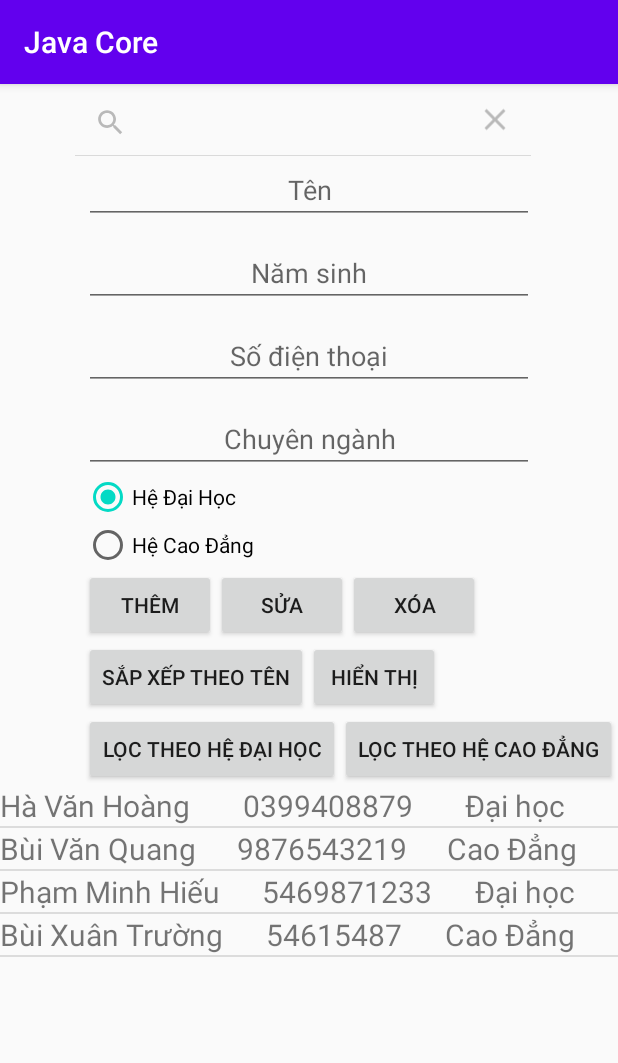
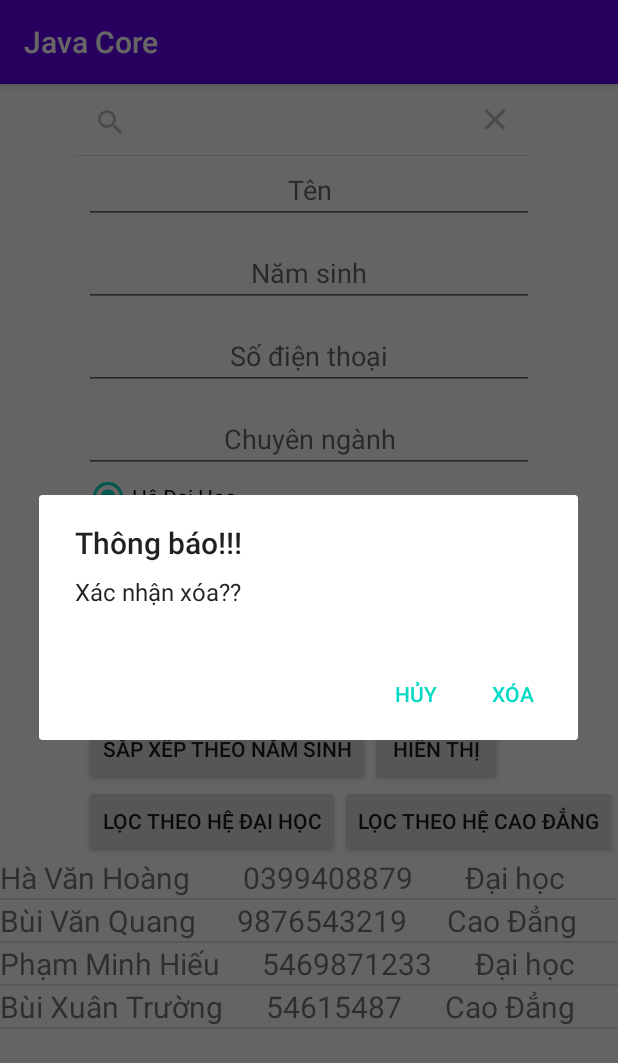
Before and after one commit to hahoang10011999/JavaCore, an Android app: the screen it shows after launch (MainActivity), after a tap on "XÓA", on a phone screen of 412 x 824 dp. Shown: the top 1063 px of the screen. Run offline under Robolectric (Android 15) with nearby library versions, the phone set to English and light mode, and no system bars; 1 other tap on this screen came first.

Commit message:
sắp xếp theo SDT + theo Năm sinh
sắp xếp theo SDT + theo Năm sinh

```diff
--- a/app/src/main/java/com/example/javacore/MainActivity.kt
+++ b/app/src/main/java/com/example/javacore/MainActivity.kt
@@ -1,12 +1,13 @@
 package com.example.javacore
 
+import android.app.Dialog
+import android.content.DialogInterface
 import android.os.Bundle
-import android.view.Display
 import android.widget.SearchView
 import android.widget.Toast
+import androidx.appcompat.app.AlertDialog
 import androidx.appcompat.app.AppCompatActivity
 import kotlinx.android.synthetic.main.activity_main.*
-import kotlin.collections.ArrayList
 
 class MainActivity : AppCompatActivity() {
     lateinit var adapterStudent:Adapter
@@ -20,6 +21,7 @@ class MainActivity : AppCompatActivity() {
         students.add(Student("Bùi Văn Quang",1999,"9876543219","CNTT","Cao Đẳng"))
         students.add(Student("Phạm Minh Hiếu",1999,"5469871233","CNTT","Đại học"))
         students.add(Student("Bùi Xuân Trường",2000,"54615487","CNTT","Cao Đẳng"))
+        listToSort = students
         adapterStudent = Adapter(this@MainActivity,students)
         lv_Student.setOnItemClickListener { adapterView, view, i, l ->
             ed_Major.setText(students[i].major)
@@ -70,10 +72,16 @@ class MainActivity : AppCompatActivity() {
             var phoneNumber:String = ed_PhoneNumber.text.toString()
             DeleteStudent(phoneNumber)
             listToSort = students
-            Display(students)
+
         }
         btn_SortByName.setOnClickListener {
             SortByName()
+        }
+        btn_SortByPhoneNumber.setOnClickListener {
+            SortByPhoneNumber()
+        }
+        btn_SortByYearOfBirth.setOnClickListener {
+            SortByYearOfBirth()
         }
         btn_FilterCollege.setOnClickListener {
             var listStudent = Filter(students,"Cao Đẳng")
@@ -87,6 +95,7 @@ class MainActivity : AppCompatActivity() {
         }
         searchView.setOnQueryTextListener(object : SearchView.OnQueryTextListener{
             override fun onQueryTextSubmit(p0: String?): Boolean {
+
                 val tableStudent:MutableList<Student> = Search(p0)
                 listToSort = tableStudent
                 Display(tableStudent)
@@ -98,7 +107,6 @@ class MainActivity : AppCompatActivity() {
             }
 
         })
-
         btn_Display.setOnClickListener {
             listToSort = students
             Display(students)
@@ -123,16 +131,36 @@ class MainActivity : AppCompatActivity() {
         }
     }
     fun DeleteStudent(sdt: String){
-        for(i in 0 until students.size){
-            if(students[i].phoneNumber.equals(sdt)){
-                students.removeAt(i)
-                break
+        val builder = AlertDialog.Builder(this@MainActivity)
+        builder.setTitle("Thông báo!!!")
+        builder.setMessage("Xác nhận xóa??")
+        builder.setPositiveButton("Xóa",{dialogInterface: DialogInterface?, i: Int ->
+            for(i in 0 until students.size){
+                if(students[i].phoneNumber.equals(sdt)){
+                    students.removeAt(i)
+                    break
+                }
             }
-        }
+            Display(students)
+        })
+        builder.setNegativeButton("hủy",{dialogInterface: DialogInterface?, i: Int ->
+
+        })
+        builder.show()
     }
     fun SortByName() {
         var sortByName:List<Student> = listToSort.sortedBy { it.name.substringAfterLast(" ") }
         listToSort = sortByName as MutableList<Student>
+        Display(listToSort)
+    }
+    fun SortByPhoneNumber(){
+        var sortByPhoneNumber:List<Student> = listToSort.sortedBy { it.phoneNumber }
+        listToSort = sortByPhoneNumber as MutableList<Student>
+        Display(listToSort)
+    }
+    fun SortByYearOfBirth(){
+        var sortByPhoneNumber:List<Student> = listToSort.sortedBy { it.yearOfBirth }
+        listToSort = sortByPhoneNumber as MutableList<Student>
         Display(listToSort)
     }
     fun Filter(students: MutableList<Student>,education: String): MutableList<Student> {
@@ -142,12 +170,12 @@ class MainActivity : AppCompatActivity() {
         return filterColllege as MutableList<Student>
     }
     fun Search(strSearch: String?): MutableList<Student> {
-        val str = strSearch.toString().trim()
+        val str = strSearch.toString().trim().toLowerCase()
         var tableStudent: MutableList<Student> = mutableListOf()
         for(i in 0 until  students.size){
-            if(students[i].education.toLowerCase().indexOf(str) != -1 || students[i].yearOfBirth.toString().indexOf(str) != -1
-                || students[i].name.toLowerCase().indexOf(str) != -1 || students[i].major.toLowerCase().indexOf(str) != -1 ||
-                students[i].phoneNumber.indexOf(str) != -1){
+            if(students[i].education.toLowerCase().contains(str) || students[i].yearOfBirth.toString().contains(str)
+                || students[i].name.toLowerCase().contains(str)  || students[i].major.toLowerCase().contains(str)  ||
+                students[i].phoneNumber.contains(str) ){
                 tableStudent.add(students[i])
             }
         }
--- a/app/src/main/res/layout/activity_main.xml
+++ b/app/src/main/res/layout/activity_main.xml
@@ -101,27 +101,40 @@
                 android:text="Sắp xếp theo tên"
                 app:layout_constraintLeft_toLeftOf="@+id/btn_Add"
                 app:layout_constraintTop_toBottomOf="@+id/btn_Add" />
-
+            <Button
+                android:id="@+id/btn_SortByPhoneNumber"
+                android:layout_width="wrap_content"
+                android:layout_height="wrap_content"
+                app:layout_constraintLeft_toRightOf="@+id/btn_SortByName"
+                app:layout_constraintTop_toBottomOf="@+id/btn_Add"
+                android:text="Sắp xếp theo SDT"/>
+            <Button
+                android:id="@+id/btn_SortByYearOfBirth"
+                android:layout_width="wrap_content"
+                android:layout_height="wrap_content"
+                app:layout_constraintLeft_toLeftOf="@+id/btn_SortByName"
+                app:layout_constraintTop_toBottomOf="@+id/btn_SortByName"
+                android:text="Sắp xếp theo năm sinh"/>
             <Button
                 android:id="@+id/btn_Display"
                 android:layout_width="wrap_content"
                 android:layout_height="wrap_content"
-                app:layout_constraintLeft_toRightOf="@+id/btn_SortByName"
-                app:layout_constraintTop_toBottomOf="@+id/btn_Add"
+                app:layout_constraintLeft_toRightOf="@+id/btn_SortByYearOfBirth"
+                app:layout_constraintTop_toBottomOf="@+id/btn_SortByName"
                 android:text="Hiển thị"/>
             <Button
                 android:id="@+id/btn_FilterUniversity"
                 android:layout_width="wrap_content"
                 android:layout_height="wrap_content"
                 app:layout_constraintLeft_toLeftOf="@+id/btn_Add"
-                app:layout_constraintTop_toBottomOf="@+id/btn_SortByName"
+                app:layout_constraintTop_toBottomOf="@+id/btn_SortByYearOfBirth"
                 android:text="Lọc theo hệ Đại học"/>
             <Button
                 android:id="@+id/btn_FilterCollege"
                 android:layout_width="wrap_content"
                 android:layout_height="wrap_content"
                 app:layout_constraintLeft_toRightOf="@+id/btn_FilterUniversity"
-                app:layout_constraintTop_toBottomOf="@+id/btn_SortByName"
+                app:layout_constraintTop_toBottomOf="@+id/btn_SortByYearOfBirth"
                 android:text="Lọc theo hệ Cao Đẳng"/>
             <ListView
                 android:id="@+id/lv_Student"
```
